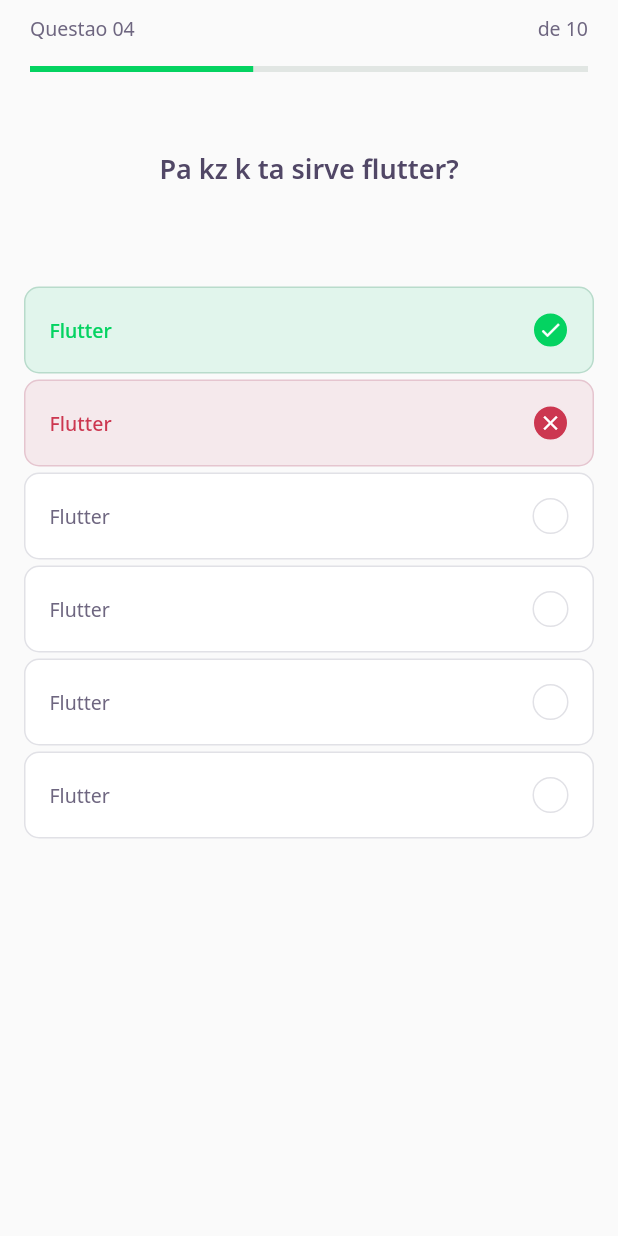
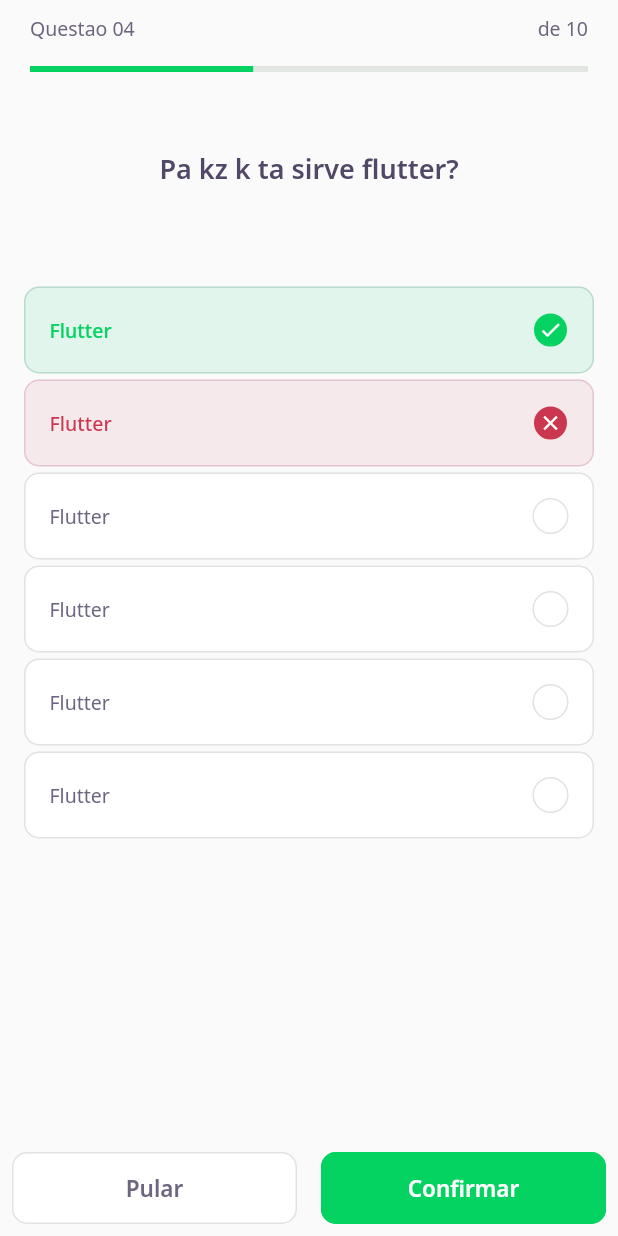
Before and after one commit to KevenAndrade/FlutterQuiz, a Flutter app: the ChalengePage screen opened directly, on a phone screen of 412 x 824 dp. Run offline on Flutter 3.47's test engine with Material 2 defaults, Android fonts, the light colour scheme and no system bars; our stand-ins replace google_fonts; accounts and stored records are empty.

Commit message:
challenge button

```diff
--- a/lib/challenge/challenge_page.dart
+++ b/lib/challenge/challenge_page.dart
@@ -1,5 +1,6 @@
 import 'package:flutter/material.dart';
 import 'package:flutterquiz/challenge/widgets/awnser.dart';
+import 'package:flutterquiz/challenge/widgets/next_Button.dart';
 import 'package:flutterquiz/challenge/widgets/question.dart';
 import 'package:flutterquiz/challenge/widgets/question_indicator.dart';
 
@@ -26,6 +27,14 @@
           Awnser(title: "Flutter"),
           Awnser(title: "Flutter"),
         ],
-        ));
+      ),
+      bottomNavigationBar: SafeArea(
+        child:
+            Row(mainAxisAlignment: MainAxisAlignment.spaceBetween, children: [
+          Expanded(child: NextButton.white(label: "Pular", onTap: (){})),
+          Expanded(child: NextButton.green(label: "Confirmar", onTap: (){}))
+        ]),
+      ),
+    );
   }
 }
--- a/lib/challenge/widgets/next_Button.dart
+++ b/lib/challenge/widgets/next_Button.dart
@@ -1,12 +1,55 @@
 import 'package:flutter/material.dart';
+import 'package:flutterquiz/core/app_colors.dart';
+import 'package:google_fonts/google_fonts.dart';
 
 class NextButton extends StatelessWidget {
-  const NextButton({Key? key}) : super(key: key);
+  final String label;
+  final Color backgroundColor;
+  final Color fontColor;
+  final Color borderColor;
+  final VoidCallback onTap;
+
+  const NextButton(
+      {Key? key,
+      required this.label,
+      required this.backgroundColor,
+      required this.fontColor,
+      required this.borderColor,
+      required this.onTap})
+      : super(key: key);
+
+  NextButton.green({required label, required VoidCallback onTap})
+      : this.backgroundColor = AppColors.darkGreen,
+        this.fontColor = AppColors.white,
+        this.borderColor = AppColors.darkGreen,
+        this.onTap = onTap,
+        this.label = label;
+
+  NextButton.white({required label, required VoidCallback onTap})
+      : this.backgroundColor = AppColors.white,
+        this.fontColor = AppColors.grey,
+        this.borderColor = AppColors.border,
+        this.onTap = onTap,
+        this.label = label;
 
   @override
   Widget build(BuildContext context) {
-    return Container(
-
+    return Padding(
+      padding: const EdgeInsets.all(8.0),
+      child: Container(
+        height: 48,
+        child: TextButton(
+          style: ButtonStyle(
+              backgroundColor: MaterialStateProperty.all(backgroundColor),
+              shape: MaterialStateProperty.all(RoundedRectangleBorder(
+                  borderRadius: BorderRadius.circular(10))),
+              side: MaterialStateProperty.all(BorderSide(color: borderColor))),
+          onPressed: () {},
+          child: Text(label,
+              style: GoogleFonts.notoSans(
+                  fontWeight: FontWeight.w600, fontSize: 15, color: fontColor)),
+        ),
+      ),
     );
   }
 }
--- a/lib/core/app_widget.dart
+++ b/lib/core/app_widget.dart
@@ -1,3 +1,4 @@
+import 'package:flutterquiz/challenge/challenge_page.dart';
 import 'package:flutterquiz/home/home_page.dart';
 import 'package:flutter/material.dart';
 
@@ -6,7 +7,7 @@
   Widget build(BuildContext context) {
     return MaterialApp(
       title: "Flutter Quiz",
-      home: Home(),
-    );
+      home: ChalengePage(),
+    );//Home()
   }
 }
```
Lines whose indentation alone changed are shown as unchanged.
